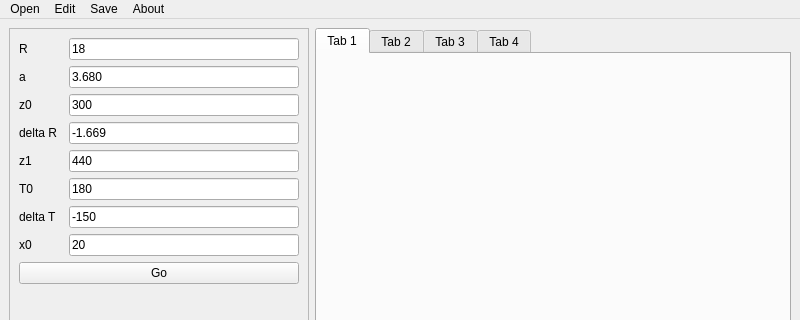
lflorrie/Refractograms, file mainwindow.ui: the form before one commit; both pictures show x 0 to 800 and y 0 to 320 of the 800 by 600 pixel window.
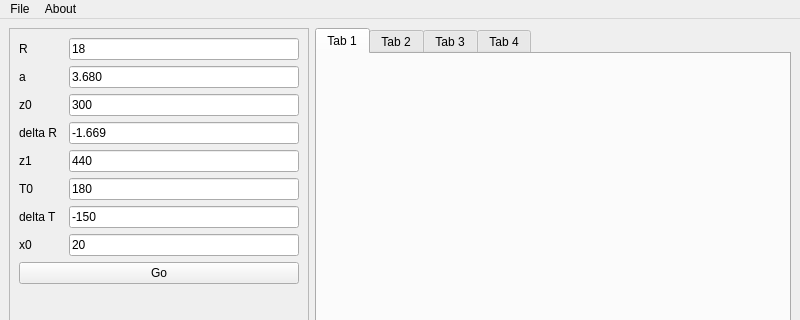
The form after the commit.

```diff
--- a/mainwindow.ui
+++ b/mainwindow.ui
@@ -216,18 +216,9 @@
    </property>
    <widget class="QMenu" name="menuFile">
     <property name="title">
-     <string>Open</string>
+     <string>File</string>
     </property>
-   </widget>
-   <widget class="QMenu" name="menuEdit">
-    <property name="title">
-     <string>Edit</string>
-    </property>
-   </widget>
-   <widget class="QMenu" name="menuSave">
-    <property name="title">
-     <string>Save</string>
-    </property>
+    <addaction name="actionSave_all"/>
    </widget>
    <widget class="QMenu" name="menuAbout">
     <property name="title">
@@ -235,8 +226,6 @@
     </property>
    </widget>
    <addaction name="menuFile"/>
-   <addaction name="menuEdit"/>
-   <addaction name="menuSave"/>
    <addaction name="menuAbout"/>
   </widget>
   <widget class="QStatusBar" name="statusbar"/>
```
Left out of the diff: 5 changed lines with no effect on the pictures.
